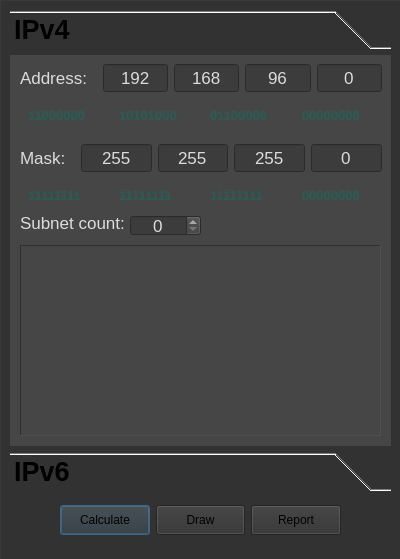
First picture: the form in src/widgetApp/NetSettingsDialog.ui, repository Projekt-zespolowy-TIU/DesignYourNetwork, before the edit.
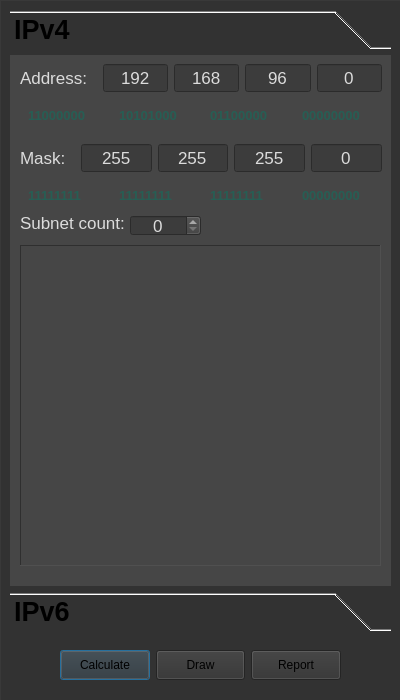
Second picture: the form after the edit. The open tabs and pages were chosen to show the change. Icons and pictures are not drawn.

Commit message: application windows resize

```diff
--- a/src/widgetApp/NetSettingsDialog.ui
+++ b/src/widgetApp/NetSettingsDialog.ui
@@ -7,7 +7,7 @@
     <x>0</x>
     <y>0</y>
     <width>400</width>
-    <height>559</height>
+    <height>700</height>
    </rect>
   </property>
   <property name="windowTitle">
@@ -23,7 +23,7 @@
      <x>0</x>
      <y>0</y>
      <width>401</width>
-     <height>561</height>
+     <height>701</height>
     </rect>
    </property>
    <property name="styleSheet">
@@ -41,7 +41,7 @@
       <x>10</x>
       <y>10</y>
       <width>381</width>
-      <height>481</height>
+      <height>621</height>
      </rect>
     </property>
     <property name="font">
@@ -76,7 +76,7 @@
        <x>0</x>
        <y>0</y>
        <width>381</width>
-       <height>387</height>
+       <height>527</height>
       </rect>
      </property>
      <property name="autoFillBackground">
@@ -99,7 +99,7 @@
         <x>10</x>
         <y>190</y>
         <width>361</width>
-        <height>191</height>
+        <height>321</height>
        </rect>
       </property>
       <property name="font">
@@ -122,7 +122,7 @@
          <x>0</x>
          <y>0</y>
          <width>359</width>
-         <height>189</height>
+         <height>319</height>
         </rect>
        </property>
       </widget>
@@ -950,9 +950,9 @@
     <property name="geometry">
      <rect>
       <x>60</x>
-      <y>500</y>
+      <y>640</y>
       <width>281</width>
-      <height>41</height>
+      <height>51</height>
      </rect>
     </property>
     <layout class="QHBoxLayout" name="horizontalLayout_2">
```
Left out of the diff: 8 changed lines with no effect on the pictures. The commit also changes 4 other files.
